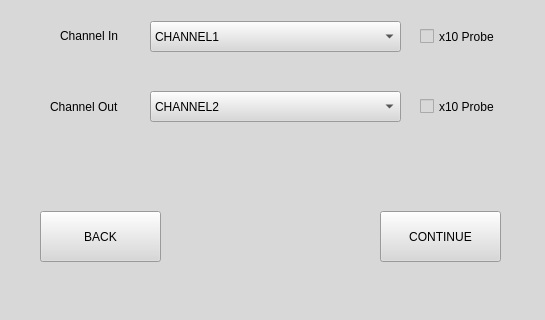
Qt form BodeManagement/UIManagement/configureOsc.ui (scheinpablo/AutoBodeGenerator-TIVisa) before a commit; both pictures show x 0 to 545 and y 179 to 499 of the 545 by 499 pixel window.
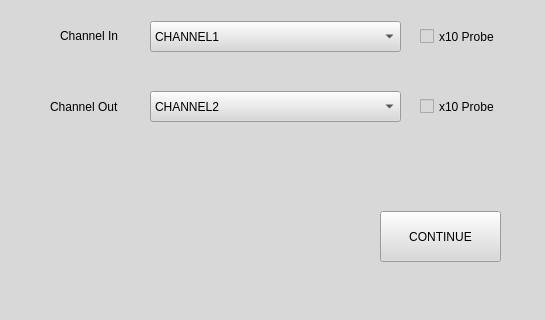
The same form after that commit.

Commit message: oscilloscope configuration ui edited.

What changed in the file:
```diff
--- a/BodeManagement/UIManagement/configureOsc.ui
+++ b/BodeManagement/UIManagement/configureOsc.ui
@@ -203,19 +203,6 @@
      <set>Qt::AlignCenter</set>
     </property>
    </widget>
-   <widget class="QPushButton" name="backButton">
-    <property name="geometry">
-     <rect>
-      <x>40</x>
-      <y>390</y>
-      <width>121</width>
-      <height>51</height>
-     </rect>
-    </property>
-    <property name="text">
-     <string>BACK</string>
-    </property>
-   </widget>
    <widget class="QComboBox" name="visaStringOsc">
     <property name="geometry">
      <rect>
```
The commit also changes 1 other file.
